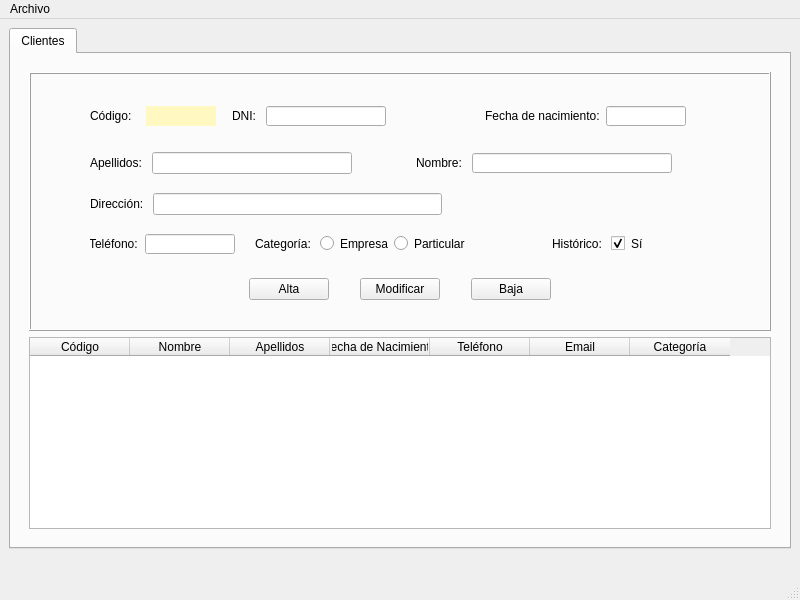
Cross048/DAM_2, file Interfaces/Recuperacion/templates/MainWindow.ui: the form before one commit.
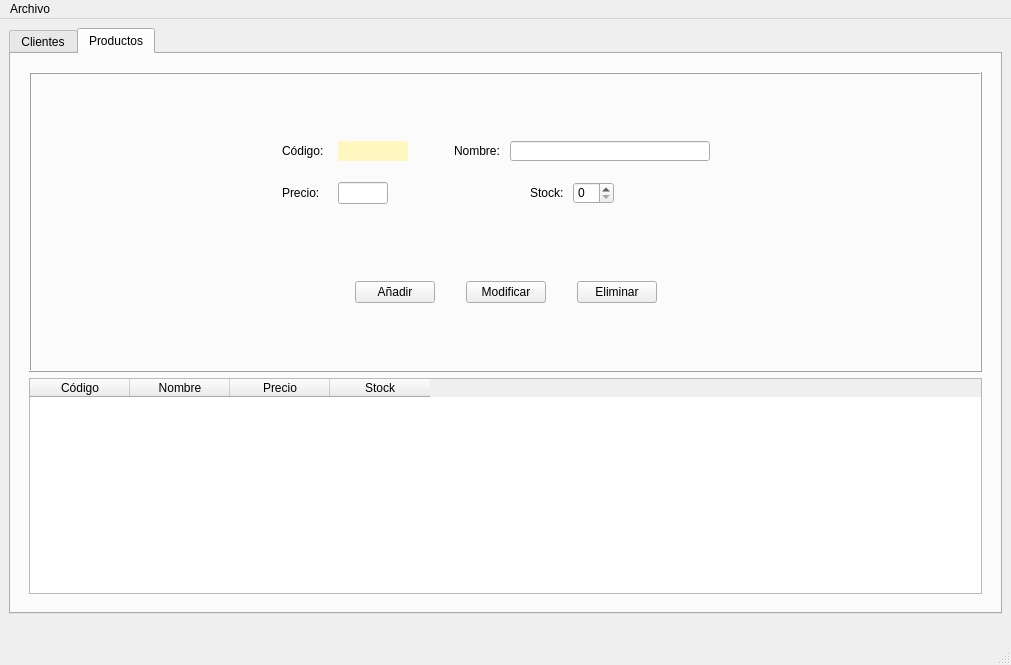
The form after the commit. The open tabs and pages were chosen to show the change. Icons and pictures are not drawn.

Commit message: Creada pestaña Productos

Diff of the .ui file:
```diff
--- a/Interfaces/Recuperacion/templates/MainWindow.ui
+++ b/Interfaces/Recuperacion/templates/MainWindow.ui
@@ -6,8 +6,8 @@
    <rect>
     <x>0</x>
     <y>0</y>
-    <width>800</width>
-    <height>600</height>
+    <width>1011</width>
+    <height>665</height>
    </rect>
   </property>
   <property name="minimumSize">
@@ -25,7 +25,7 @@
   </property>
   <widget class="QWidget" name="centralwidget">
    <layout class="QGridLayout" name="gridLayout">
-    <item row="0" column="0">
+    <item row="2" column="0">
      <spacer name="horizontalSpacer">
       <property name="orientation">
        <enum>Qt::Horizontal</enum>
@@ -38,8 +38,27 @@
       </property>
      </spacer>
     </item>
-    <item row="0" column="1">
+    <item row="2" column="2">
+     <spacer name="horizontalSpacer_2">
+      <property name="orientation">
+       <enum>Qt::Horizontal</enum>
+      </property>
+      <property name="sizeHint" stdset="0">
+       <size>
+        <width>40</width>
+        <height>20</height>
+       </size>
+      </property>
+     </spacer>
+    </item>
+    <item row="2" column="1">
      <widget class="QTabWidget" name="tabWidget">
+      <property name="focusPolicy">
+       <enum>Qt::TabFocus</enum>
+      </property>
+      <property name="currentIndex">
+       <number>0</number>
+      </property>
       <widget class="QWidget" name="Clientes">
        <attribute name="title">
         <string>Clientes</string>
@@ -986,22 +1005,488 @@
         </item>
        </layout>
       </widget>
+      <widget class="QWidget" name="Productos">
+       <attribute name="title">
+        <string>Productos</string>
+       </attribute>
+       <layout class="QGridLayout" name="gridLayout_13">
+        <item row="0" column="0">
+         <widget class="QWidget" name="clientes_2" native="true">
+          <layout class="QGridLayout" name="gridLayout_12">
+           <item row="0" column="0">
+            <widget class="QFrame" name="frameFormulario_2">
+             <property name="sizePolicy">
+              <sizepolicy hsizetype="Fixed" vsizetype="Ignored">
+               <horstretch>1</horstretch>
+               <verstretch>2</verstretch>
+              </sizepolicy>
+             </property>
+             <property name="minimumSize">
+              <size>
+               <width>400</width>
+               <height>20</height>
+              </size>
+             </property>
+             <property name="maximumSize">
+              <size>
+               <width>2048</width>
+               <height>300</height>
+              </size>
+             </property>
+             <property name="layoutDirection">
+              <enum>Qt::LeftToRight</enum>
+             </property>
+             <property name="styleSheet">
+              <string notr="true">border-color: rgb(255, 253, 225);</string>
+             </property>
+             <property name="frameShape">
+              <enum>QFrame::Box</enum>
+             </property>
+             <property name="frameShadow">
+              <enum>QFrame::Raised</enum>
+             </property>
+             <layout class="QGridLayout" name="formulario_3">
+              <item row="0" column="2">
+               <spacer name="horizontalSpacer_27">
+                <property name="orientation">
+                 <enum>Qt::Horizontal</enum>
+                </property>
+                <property name="sizeHint" stdset="0">
+                 <size>
+                  <width>120</width>
+                  <height>20</height>
+                 </size>
+                </property>
+               </spacer>
+              </item>
+              <item row="0" column="0">
+               <spacer name="horizontalSpacer_28">
+                <property name="orientation">
+                 <enum>Qt::Horizontal</enum>
+                </property>
+                <property name="sizeHint" stdset="0">
+                 <size>
+                  <width>120</width>
+                  <height>20</height>
+                 </size>
+                </property>
+               </spacer>
+              </item>
+              <item row="1" column="1">
+               <layout class="QHBoxLayout" name="horizontalLayout_3">
+                <property name="spacing">
+                 <number>1</number>
+                </property>
+                <property name="sizeConstraint">
+                 <enum>QLayout::SetDefaultConstraint</enum>
+                </property>
+                <item>
+                 <spacer name="horizontalSpacer_29">
+                  <property name="orientation">
+                   <enum>Qt::Horizontal</enum>
+                  </property>
+                  <property name="sizeHint" stdset="0">
+                   <size>
+                    <width>40</width>
+                    <height>20</height>
+                   </size>
+                  </property>
+                 </spacer>
+                </item>
+                <item>
+                 <widget class="QPushButton" name="btnAnyadir">
+                  <property name="minimumSize">
+                   <size>
+                    <width>75</width>
+                    <height>20</height>
+                   </size>
+                  </property>
+                  <property name="maximumSize">
+                   <size>
+                    <width>80</width>
+                    <height>16777215</height>
+                   </size>
+                  </property>
+                  <property name="text">
+                   <string>Añadir</string>
+                  </property>
+                 </widget>
+                </item>
+                <item>
+                 <spacer name="horizontalSpacer_30">
+                  <property name="orientation">
+                   <enum>Qt::Horizontal</enum>
+                  </property>
+                  <property name="sizeType">
+                   <enum>QSizePolicy::Fixed</enum>
+                  </property>
+                  <property name="sizeHint" stdset="0">
+                   <size>
+                    <width>30</width>
+                    <height>20</height>
+                   </size>
+                  </property>
+                 </spacer>
+                </item>
+                <item>
+                 <widget class="QPushButton" name="btnMod_2">
+                  <property name="minimumSize">
+                   <size>
+                    <width>75</width>
+                    <height>20</height>
+                   </size>
+                  </property>
+                  <property name="maximumSize">
+                   <size>
+                    <width>80</width>
+                    <height>16777215</height>
+                   </size>
+                  </property>
+                  <property name="text">
+                   <string>Modificar</string>
+                  </property>
+                 </widget>
+                </item>
+                <item>
+                 <spacer name="horizontalSpacer_31">
+                  <property name="orientation">
+                   <enum>Qt::Horizontal</enum>
+                  </property>
+                  <property name="sizeType">
+                   <enum>QSizePolicy::Fixed</enum>
+                  </property>
+                  <property name="sizeHint" stdset="0">
+                   <size>
+                    <width>30</width>
+                    <height>20</height>
+                   </size>
+                  </property>
+                 </spacer>
+                </item>
+                <item>
+                 <widget class="QPushButton" name="btnEliminar">
+                  <property name="minimumSize">
+                   <size>
+                    <width>75</width>
+                    <height>20</height>
+                   </size>
+                  </property>
+                  <property name="maximumSize">
+                   <size>
+                    <width>80</width>
+                    <height>16777215</height>
+                   </size>
+                  </property>
+                  <property name="text">
+                   <string>Eliminar</string>
+                  </property>
+                 </widget>
+                </item>
+                <item>
+                 <spacer name="horizontalSpacer_32">
+                  <property name="orientation">
+                   <enum>Qt::Horizontal</enum>
+                  </property>
+                  <property name="sizeHint" stdset="0">
+                   <size>
+                    <width>40</width>
+                    <height>20</height>
+                   </size>
+                  </property>
+                 </spacer>
+                </item>
+               </layout>
+              </item>
+              <item row="0" column="1">
+               <layout class="QGridLayout" name="gridLayout_5">
+                <property name="sizeConstraint">
+                 <enum>QLayout::SetMinimumSize</enum>
+                </property>
+                <item row="0" column="0">
+                 <layout class="QGridLayout" name="firstFormulario_2">
+                  <item row="0" column="3">
+                   <spacer name="horizontalSpacer_33">
+                    <property name="orientation">
+                     <enum>Qt::Horizontal</enum>
+                    </property>
+                    <property name="sizeHint" stdset="0">
+                     <size>
+                      <width>40</width>
+                      <height>20</height>
+                     </size>
+                    </property>
+                   </spacer>
+                  </item>
+                  <item row="0" column="4">
+                   <widget class="QLabel" name="lblNombre_3">
+                    <property name="text">
+                     <string>Nombre: </string>
+                    </property>
+                   </widget>
+                  </item>
+                  <item row="0" column="1">
+                   <widget class="QLabel" name="lblCodigo_2">
+                    <property name="minimumSize">
+                     <size>
+                      <width>50</width>
+                      <height>0</height>
+                     </size>
+                    </property>
+                    <property name="text">
+                     <string>Código: </string>
+                    </property>
+                   </widget>
+                  </item>
+                  <item row="0" column="7">
+                   <spacer name="horizontalSpacer_35">
+                    <property name="orientation">
+                     <enum>Qt::Horizontal</enum>
+                    </property>
+                    <property name="sizeHint" stdset="0">
+                     <size>
+                      <width>40</width>
+                      <height>20</height>
+                     </size>
+                    </property>
+                   </spacer>
+                  </item>
+                  <item row="0" column="2">
+                   <widget class="QLabel" name="lblCodBD_2">
+                    <property name="minimumSize">
+                     <size>
+                      <width>70</width>
+                      <height>20</height>
+                     </size>
+                    </property>
+                    <property name="maximumSize">
+                     <size>
+                      <width>70</width>
+                      <height>20</height>
+                     </size>
+                    </property>
+                    <property name="styleSheet">
+                     <string notr="true">background-color: rgb(255, 248, 192);</string>
+                    </property>
+                    <property name="text">
+                     <string/>
+                    </property>
+                    <property name="alignment">
+                     <set>Qt::AlignCenter</set>
+                    </property>
+                   </widget>
+                  </item>
+                  <item row="0" column="0">
+                   <spacer name="horizontalSpacer_36">
+                    <property name="orientation">
+                     <enum>Qt::Horizontal</enum>
+                    </property>
+                    <property name="sizeType">
+                     <enum>QSizePolicy::Fixed</enum>
+                    </property>
+                    <property name="sizeHint" stdset="0">
+                     <size>
+                      <width>20</width>
+                      <height>20</height>
+                     </size>
+                    </property>
+                   </spacer>
+                  </item>
+                  <item row="0" column="5">
+                   <widget class="QLineEdit" name="txtNombre_3">
+                    <property name="minimumSize">
+                     <size>
+                      <width>200</width>
+                      <height>20</height>
+                     </size>
+                    </property>
+                    <property name="maximumSize">
+                     <size>
+                      <width>200</width>
+                      <height>20</height>
+                     </size>
+                    </property>
+                    <property name="whatsThis">
+                     <string>&lt;html&gt;&lt;head/&gt;&lt;body&gt;&lt;p&gt;&lt;span style=&quot; font-weight:400;&quot;&gt;Introducir DNI&lt;/span&gt;&lt;/p&gt;&lt;/body&gt;&lt;/html&gt;</string>
+                    </property>
+                    <property name="alignment">
+                     <set>Qt::AlignCenter</set>
+                    </property>
+                   </widget>
+                  </item>
+                 </layout>
+                </item>
+                <item row="1" column="0">
+                 <spacer name="verticalSpacer_4">
+                  <property name="orientation">
+                   <enum>Qt::Vertical</enum>
+                  </property>
+                  <property name="sizeType">
+                   <enum>QSizePolicy::Fixed</enum>
+                  </property>
+                  <property name="sizeHint" stdset="0">
+                   <size>
+                    <width>20</width>
+                    <height>15</height>
+                   </size>
+                  </property>
+                 </spacer>
+                </item>
+                <item row="2" column="0">
+                 <layout class="QGridLayout" name="gridLayout_8">
+                  <property name="sizeConstraint">
+                   <enum>QLayout::SetMaximumSize</enum>
+                  </property>
+                  <item row="0" column="3">
+                   <spacer name="horizontalSpacer_38">
+                    <property name="orientation">
+                     <enum>Qt::Horizontal</enum>
+                    </property>
+                    <property name="sizeHint" stdset="0">
+                     <size>
+                      <width>40</width>
+                      <height>20</height>
+                     </size>
+                    </property>
+                   </spacer>
+                  </item>
+                  <item row="0" column="6">
+                   <spacer name="horizontalSpacer_37">
+                    <property name="orientation">
+                     <enum>Qt::Horizontal</enum>
+                    </property>
+                    <property name="sizeHint" stdset="0">
+                     <size>
+                      <width>40</width>
+                      <height>20</height>
+                     </size>
+                    </property>
+                   </spacer>
+                  </item>
+                  <item row="0" column="4">
+                   <widget class="QLabel" name="lblStock">
+                    <property name="text">
+                     <string>Stock: </string>
+                    </property>
+                   </widget>
+                  </item>
+                  <item row="0" column="1">
+                   <widget class="QLabel" name="lblPrecio">
+                    <property name="minimumSize">
+                     <size>
+                      <width>50</width>
+                      <height>0</height>
+                     </size>
+                    </property>
+                    <property name="text">
+                     <string>Precio: </string>
+                    </property>
+                   </widget>
+                  </item>
+                  <item row="0" column="0">
+                   <spacer name="horizontalSpacer_39">
+                    <property name="orientation">
+                     <enum>Qt::Horizontal</enum>
+                    </property>
+                    <property name="sizeType">
+                     <enum>QSizePolicy::Fixed</enum>
+                    </property>
+                    <property name="sizeHint" stdset="0">
+                     <size>
+                      <width>20</width>
+                      <height>20</height>
+                     </size>
+                    </property>
+                   </spacer>
+                  </item>
+                  <item row="0" column="2">
+                   <widget class="QLineEdit" name="txtPrecio">
+                    <property name="minimumSize">
+                     <size>
+                      <width>50</width>
+                      <height>20</height>
+                     </size>
+                    </property>
+                    <property name="maximumSize">
+                     <size>
+                      <width>50</width>
+                      <height>16777215</height>
+                     </size>
+                    </property>
+                    <property name="cursorPosition">
+                     <number>0</number>
+                    </property>
+                   </widget>
+                  </item>
+                  <item row="0" column="5">
+                   <widget class="QSpinBox" name="spinStock"/>
+                  </item>
+                 </layout>
+                </item>
+                <item row="3" column="0">
+                 <spacer name="verticalSpacer_5">
+                  <property name="orientation">
+                   <enum>Qt::Vertical</enum>
+                  </property>
+                  <property name="sizeType">
+                   <enum>QSizePolicy::Fixed</enum>
+                  </property>
+                  <property name="sizeHint" stdset="0">
+                   <size>
+                    <width>13</width>
+                    <height>13</height>
+                   </size>
+                  </property>
+                 </spacer>
+                </item>
+               </layout>
+              </item>
+             </layout>
+            </widget>
+           </item>
+           <item row="1" column="0">
+            <widget class="QTableWidget" name="tableProductos">
+             <property name="editTriggers">
+              <set>QAbstractItemView::NoEditTriggers</set>
+             </property>
+             <property name="alternatingRowColors">
+              <bool>true</bool>
+             </property>
+             <property name="selectionBehavior">
+              <enum>QAbstractItemView::SelectRows</enum>
+             </property>
+             <attribute name="verticalHeaderVisible">
+              <bool>false</bool>
+             </attribute>
+             <column>
+              <property name="text">
+               <string>Código</string>
+              </property>
+             </column>
+             <column>
+              <property name="text">
+               <string>Nombre</string>
+              </property>
+             </column>
+             <column>
+              <property name="text">
+               <string>Precio</string>
+              </property>
+             </column>
+             <column>
+              <property name="text">
+               <string>Stock</string>
+              </property>
+             </column>
+            </widget>
+           </item>
+          </layout>
+         </widget>
+        </item>
+       </layout>
+      </widget>
      </widget>
     </item>
-    <item row="0" column="2">
-     <spacer name="horizontalSpacer_2">
-      <property name="orientation">
-       <enum>Qt::Horizontal</enum>
-      </property>
-      <property name="sizeHint" stdset="0">
-       <size>
-        <width>40</width>
-        <height>20</height>
-       </size>
-      </property>
-     </spacer>
-    </item>
-    <item row="1" column="1">
+    <item row="3" column="1">
      <spacer name="horizontalSpacer_3">
       <property name="orientation">
        <enum>Qt::Horizontal</enum>
@@ -1021,7 +1506,7 @@
     <rect>
      <x>0</x>
      <y>0</y>
-     <width>800</width>
+     <width>1011</width>
      <height>21</height>
     </rect>
    </property>
```
The commit also changes 9 other files.
